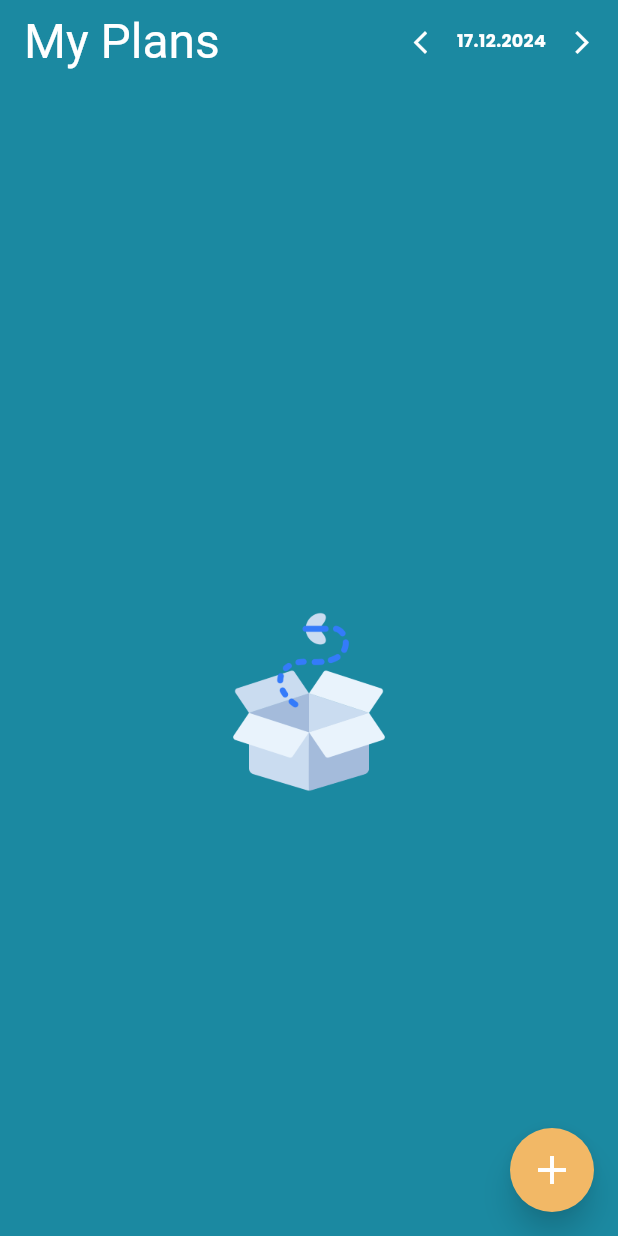
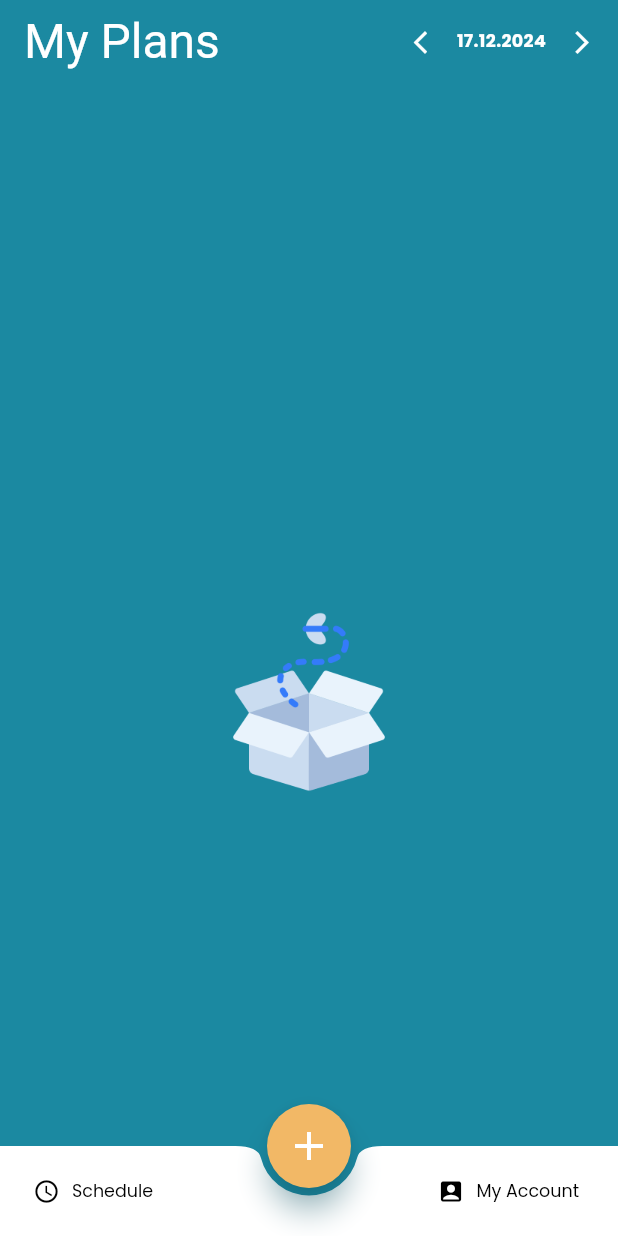
Before and after one commit to rudradante/tmi-ui, a Flutter app: the screen it shows after launch, after a tap on the "close" icon, on a phone screen of 412 x 824 dp. Run offline on Flutter 3.47's test engine with Material 3 defaults, Android fonts, the phone set to English and light mode, and no system bars; our stand-ins replace file_picker, google_fonts, syncfusion_flutter_calendar; missing offline and left inert: universal_html; network calls fail.

Commit message:
Sme changes

```diff
--- a/assets/config.json
+++ b/assets/config.json
@@ -2,7 +2,7 @@
   "environment": "dev",
   "server": {
     "baseUrl": {
-      "dev": "8d34-103-70-44-235.ngrok-free.app"
+      "dev": "c5f5-2401-4900-1c67-51c0-6ce5-a087-63f7-b789.ngrok-free.app"
     },
     "port": {
       "dev": "443"
--- a/lib/custom_widgets/custom_list_view.dart
+++ b/lib/custom_widgets/custom_list_view.dart
@@ -57,7 +57,7 @@ class CustomStaticListView extends StatelessWidget {
     return Container(
       constraints:
           BoxConstraints(maxWidth: sf.size.width, maxHeight: sf.size.height),
-      child: children.length == 0
+      child: children.isEmpty
           ? const EmptyImageWidget()
           : ListView(
               controller: controller,
--- a/lib/custom_widgets/custom_row.dart
+++ b/lib/custom_widgets/custom_row.dart
@@ -22,7 +22,7 @@ class CustomRow extends StatelessWidget {
           children.isEmpty ? MainAxisAlignment.center : mainAxisAlignment,
       crossAxisAlignment: crossAxisAlignment,
       mainAxisSize: mainAxisSize,
-      children: children.isEmpty ? [EmptyImageWidget()] : children,
+      children: children.isEmpty ? [const EmptyImageWidget()] : children,
     );
   }
 }
--- a/lib/custom_widgets/custom_scaffold.dart
+++ b/lib/custom_widgets/custom_scaffold.dart
@@ -24,7 +24,9 @@ class CustomScaffold extends StatefulWidget {
   final String sideMenuOptionTitle, metaWidgetOptionTitle, title;
   final Function()? onMetaWidgetTapped;
   final Color scaffoldBackgroundColor;
+  final Color? appBarBackgroundColor;
   final bool showBackButton;
+  final BottomAppBar? bottomAppBar;
 
   const CustomScaffold(
       {Key? key,
@@ -45,7 +47,9 @@ class CustomScaffold extends StatefulWidget {
       this.metaWidgetIcon = const Icon(Icons.poll_outlined),
       this.sideMenuIcon = const Icon(
         Icons.menu,
-      )})
+      ),
+      this.appBarBackgroundColor,
+      this.bottomAppBar})
       : super(key: key);
   @override
   State<CustomScaffold> createState() => _CustomScaffoldState();
@@ -68,6 +72,8 @@ class _CustomScaffoldState extends State<CustomScaffold> {
     }
     var theme = ConfigProvider.getThemeConfig();
     AppBar appBar = AppBar(
+      backgroundColor:
+          widget.appBarBackgroundColor ?? widget.scaffoldBackgroundColor,
       elevation: 0,
       actions: actions,
       title: FittedBox(
@@ -93,13 +99,16 @@ class _CustomScaffoldState extends State<CustomScaffold> {
               ))
           : widget.leadingAppbarWidget,
     );
-    CustomScaffold.bodyHeight =
-        sf.size.height - appBar.preferredSize.height - 32;
+    CustomScaffold.bodyHeight = sf.size.height -
+        appBar.preferredSize.height -
+        (widget.bottomAppBar == null ? 0 : kBottomNavigationBarHeight) -
+        32;
     return Scaffold(
+      extendBody: true,
       appBar: appBar,
       backgroundColor: widget.scaffoldBackgroundColor,
       floatingActionButton: widget.floatingActionButton,
-      floatingActionButtonLocation: FloatingActionButtonLocation.endFloat,
+      floatingActionButtonLocation: FloatingActionButtonLocation.centerDocked,
       body: Stack(
         children: [
           SizedBox(
@@ -161,6 +170,7 @@ class _CustomScaffoldState extends State<CustomScaffold> {
               ))),
         ],
       ),
+      bottomNavigationBar: widget.bottomAppBar,
     );
   }
 
--- a/lib/custom_widgets/message_dialog.dart
+++ b/lib/custom_widgets/message_dialog.dart
@@ -13,8 +13,8 @@ class MessageDialog extends StatelessWidget {
   @override
   Widget build(BuildContext context) {
     return AlertDialog(
-      title: SelectableText(this.title),
-      content: SelectableText(this.message),
+      title: SelectableText(title),
+      content: SelectableText(message),
       actions: [
         CustomTextButton(
             onPressed: () {
--- a/lib/custom_widgets/pending_dialog.dart
+++ b/lib/custom_widgets/pending_dialog.dart
@@ -9,10 +9,10 @@ class PendingDialog extends StatefulWidget {
   const PendingDialog({Key? key, required this.title, this.image = true})
       : super(key: key);
   @override
-  _PendingDialogState createState() => _PendingDialogState();
+  PendingDialogState createState() => PendingDialogState();
 }
 
-class _PendingDialogState extends State<PendingDialog> {
+class PendingDialogState extends State<PendingDialog> {
   @override
   Widget build(BuildContext context) {
     ScreenFactors sf = calculateScreenFactors(context);
--- a/lib/models.dart/plan.dart
+++ b/lib/models.dart/plan.dart
@@ -1,5 +1,6 @@
 import 'dart:convert';
 
+import 'package:flutter/foundation.dart';
 import 'package:flutter/material.dart';
 import 'package:tmiui/models.dart/base_table.dart';
 import 'package:tmiui/models.dart/login_user.dart';
@@ -98,11 +99,7 @@ class Plan extends BaseTable {
   static Future<Plan?> createPlan(Plan plan, BuildContext context) async {
     var response = await Server.post('/plan', {}, jsonEncode(plan), context);
     if (Server.isSuccessHttpCode(response.statusCode)) {
-      try {
       return plan = Plan.fromJson((jsonDecode(response.body) as List)[0]);
-      } catch (err) {
-        print(err);
-      }
     }
     return null;
   }
@@ -113,7 +110,9 @@ class Plan extends BaseTable {
       try {
         return plan;
       } catch (err) {
+        if (kDebugMode) {
           print(err);
+        }
       }
     }
     return null;
@@ -121,22 +120,16 @@ class Plan extends BaseTable {
 
   static Future<List<Plan>> getAllPlans(
       TmiDateTime dateTime, BuildContext context) async {
-    print(dateTime.getMillisecondsSinceEpoch());
     var response = await Server.get(
         '/plan/date/${dateTime.getMillisecondsSinceEpoch()}', {}, context);
     if (Server.isSuccessHttpCode(response.statusCode)) {
       var responseJson = jsonDecode(response.body);
-      try {
-        var results = (responseJson as List<dynamic>)
-            .map((e) => Plan.fromJson(e))
-            .toList();
+      var results =
+          (responseJson as List<dynamic>).map((e) => Plan.fromJson(e)).toList();
       results.sort((a, b) => a.startTime
           .getMillisecondsSinceEpoch()
           .compareTo(b.endTime.getMillisecondsSinceEpoch()));
       return results;
-      } catch (err) {
-        print(err);
-      }
     }
     return [];
   }
@@ -145,4 +138,6 @@ class Plan extends BaseTable {
     var response = await Server.delete('/plan/$planId', {}, context);
     return Server.isSuccessHttpCode(response.statusCode);
   }
+
+  bool isNewPlan() => int.tryParse(planId) != null;
 }
--- a/lib/models.dart/tmi_datetime.dart
+++ b/lib/models.dart/tmi_datetime.dart
@@ -85,6 +85,12 @@ class TmiDateTime {
     return TmiDateTime(d2.millisecondsSinceEpoch);
   }
 
+  TmiDateTime toMinDate() {
+    var d = toDateTime();
+    var d2 = DateTime(d.year, d.month, d.day);
+    return TmiDateTime(d2.millisecondsSinceEpoch);
+  }
+
   TmiDateTime subtract(Duration duration) {
     return TmiDateTime(this._millisecondsSinceEpoch - duration.inMilliseconds);
   }
--- a/lib/screens/plan_dashboard.dart
+++ b/lib/screens/plan_dashboard.dart
@@ -7,6 +7,7 @@ import 'package:tmiui/custom_widgets/custom_scaffold.dart';
 import 'package:tmiui/extensions/color.dart';
 import 'package:tmiui/helpers/date_time.dart';
 import 'package:tmiui/screens/add_plan.dart';
+import 'package:tmiui/screens/schedule.dart';
 
 import '../custom_widgets/custom_text.dart';
 import '../models.dart/plan.dart';
@@ -14,7 +15,8 @@ import '../models.dart/tmi_datetime.dart';
 import 'my_plans.dart';
 
 class PlanDashboard extends StatefulWidget {
-  const PlanDashboard({Key? key}) : super(key: key);
+  final Plan? selectedPlan;
+  const PlanDashboard(this.selectedPlan, {Key? key}) : super(key: key);
 
   @override
   State<PlanDashboard> createState() => _PlanDashboardState();
@@ -29,9 +31,13 @@ class _PlanDashboardState extends State<PlanDashboard> {
   @override
   void initState() {
     super.initState();
+    if (widget.selectedPlan != null) {
+      selectedDate = widget.selectedPlan!.startTime.toMinDate();
+      selectedPlan = widget.selectedPlan!;
+    }
     selectedPlanKey = Key(DateTime.now().microsecondsSinceEpoch.toString());
     WidgetsBinding.instance.addPostFrameCallback((timeStamp) {
-      refreshPlans();
+      refreshPlans(preserveSelectedPlan: widget.selectedPlan != null);
     });
   }
 
@@ -44,6 +50,7 @@ class _PlanDashboardState extends State<PlanDashboard> {
       title: sf.maxComponents <= 2 ? "My Plans" : "Let's add a plan",
       appBarTitleSize: 32,
       floatingActionButton: FloatingActionButton(
+        tooltip: "Add new plan",
         shape: const CircleBorder(),
         onPressed: addNewPlanTapped,
         elevation: 8,
@@ -89,6 +96,37 @@ class _PlanDashboardState extends State<PlanDashboard> {
                 )
               ],
             ),
+      bottomAppBar: BottomAppBar(
+        padding: const EdgeInsets.symmetric(horizontal: 10),
+        height: 60,
+        color: Colors.white,
+        shape: const CircularNotchedRectangle(),
+        notchMargin: 5,
+        child: Row(
+          mainAxisSize: MainAxisSize.max,
+          mainAxisAlignment: MainAxisAlignment.spaceBetween,
+          children: <Widget>[
+            TextButton.icon(
+                style: ButtonStyle(
+                    backgroundColor: MaterialStateProperty.all(Colors.white)),
+                onPressed: scheduleTapped,
+                icon: const Icon(
+                  Icons.schedule,
+                  color: Colors.black,
+                ),
+                label: const CustomText(text: "Schedule")),
+            TextButton.icon(
+                style: ButtonStyle(
+                    backgroundColor: MaterialStateProperty.all(Colors.white)),
+                onPressed: scheduleTapped,
+                icon: const Icon(
+                  Icons.account_box,
+                  color: Colors.black,
+                ),
+                label: const CustomText(text: "My Account"))
+          ],
+        ),
+      ),
     );
   }
 
@@ -108,11 +146,15 @@ class _PlanDashboardState extends State<PlanDashboard> {
     refreshPlans();
   }
 
-  void refreshPlans() async {
+  void refreshPlans({bool preserveSelectedPlan = false}) async {
     _plans = await Plan.getAllPlans(selectedDate, context);
     selectedPlanKey = Key(DateTime.now().microsecondsSinceEpoch.toString());
     selectedPlan = Plan.newPlan();
-    setState(() {});
+    if (preserveSelectedPlan) {
+      planSelected(widget.selectedPlan!);
+    } else {
+      setState(() {});
+    }
   }
 
   planSelected(Plan selectedPlan) {
@@ -133,6 +175,11 @@ class _PlanDashboardState extends State<PlanDashboard> {
   }
 
   planDeleted(String p1) {
+    refreshPlans();
+  }
+
+  void scheduleTapped() async {
+    await SchedulePlansRoute.push(context, [], (p0) {});
     refreshPlans();
   }
 }
@@ -206,10 +253,10 @@ class _MyPlanDateSelectorState extends State<MyPlanDateSelector> {
 }
 
 class PlanDashboardRoute {
-  static void push(BuildContext context) {
+  static void push(BuildContext context, {Plan? selectedPlan}) {
     Navigator.pushAndRemoveUntil(
         context,
-        MaterialPageRoute(builder: (context) => const PlanDashboard()),
+        MaterialPageRoute(builder: (context) => PlanDashboard(selectedPlan)),
         (route) => false);
   }
 }
--- a/pubspec.yaml
+++ b/pubspec.yaml
@@ -1,5 +1,5 @@
 name: tmiui
-description: A new Flutter project.
+description: A Time Management App with AI.
 
 version: 1.0.0+1
 
@@ -16,6 +16,7 @@ dependencies:
   file_picker: 8.0.5
   universal_html: ^2.2.4
   path_provider: ^2.1.4
+  syncfusion_flutter_calendar: ^27.2.4
 
 dev_dependencies:
   flutter_test:
```
Also changed, not shown: lib/custom_widgets/custom_form_dialog.dart (+4 -4 lines), lib/helpers/file_system.dart (+3 -8 lines), lib/models.dart/plan_note.dart (+2 -7 lines), lib/screens/add_plan.dart (+54 -15 lines), lib/screens/my_plan_card.dart (+6 -4 lines), lib/screens/schedule.dart (added, +246 -0 lines), lib/server/request.dart (+0 -7 lines), 1 other file. Lines whose indentation alone changed are shown as unchanged.
